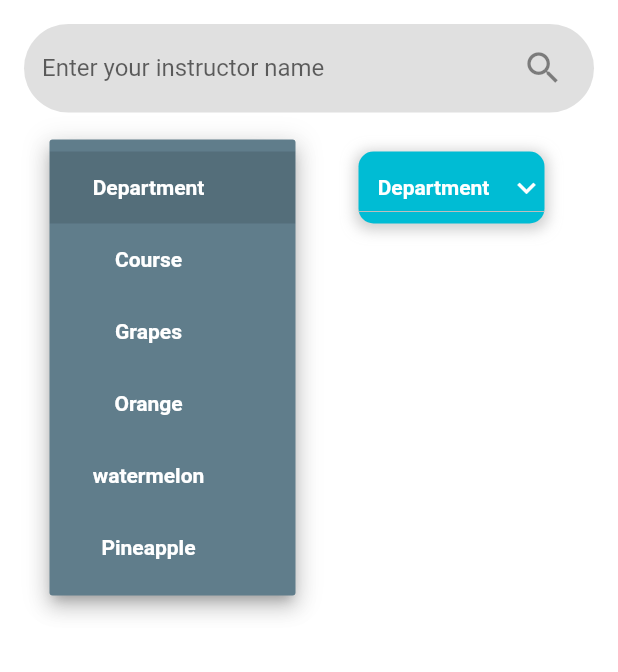
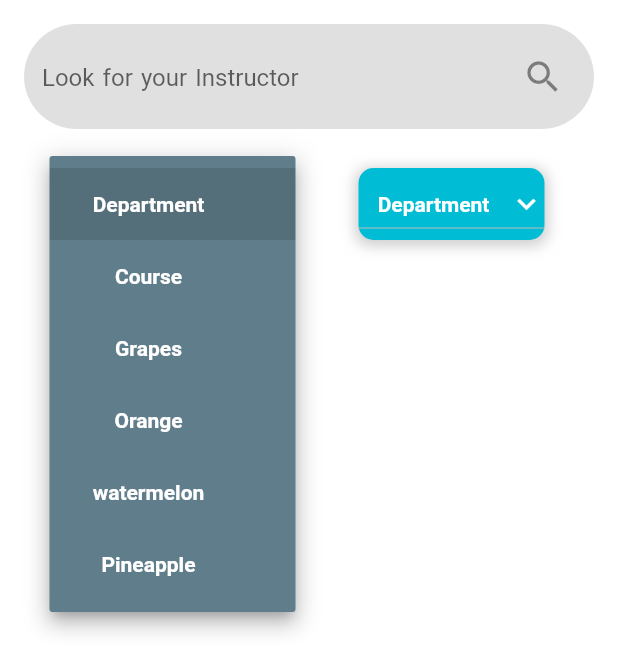
Before and after one commit to petroly-initiative/petroly-flutter, a Flutter app: the Evalation screen opened by its route, after a tap on "Department", on a phone screen of 412 x 824 dp. Shown: the top 672 px of the screen. Run offline on Flutter 3.47's test engine with Material 2 defaults, Android fonts, the light colour scheme and no system bars; our stand-ins replace flutter_rating_bar, font_awesome_flutter, percent_indicator, toggle_switch; network calls fail.

Commit message:
edit font + add dep name

```diff
--- a/lib/app/evaluation/evaluation.dart
+++ b/lib/app/evaluation/evaluation.dart
@@ -35,7 +35,7 @@ class _EvalationState extends State<Evalation> {
     'Grapes',
     'Orange',
     'watermelon',
-    'Pineapple'
+    'Pineapple',
   ];
 
   @override
@@ -50,8 +50,11 @@ class _EvalationState extends State<Evalation> {
             decoration: InputDecoration(
               fillColor: Colors.black12,
               filled: true,
-              labelText: 'Enter your instructor name ',
-              hintText: 'Mohammad Ahmad',
+
+              // labelText: 'Enter your instructor name ',
+              hintText: 'Look for your Instructor ',
+              // hintStyle: TextStyle(fontFamily: 'Droid'),
+              // hintText: 'Ex.Mohammad Ahmad',
               suffixIcon: Padding(
                 padding: const EdgeInsets.symmetric(horizontal: 20),
                 child: Icon(
--- a/lib/main.dart
+++ b/lib/main.dart
@@ -33,6 +33,7 @@ class MyApp extends StatelessWidget {
       //  initialRoute: '/SignIn',
       theme: ThemeData(
         primarySwatch: Colors.green,
+        fontFamily: 'Droid',
       ),
       routes: {
         '/SignIn': (context) => SignInPage(),
--- a/lib/models/Instructor_model.dart
+++ b/lib/models/Instructor_model.dart
@@ -1,6 +1,9 @@
 class InstructorModel {
   final int id;
   final String name;
+  final String profilePic = '';
+  final String department;
 
-  InstructorModel({required this.id, required this.name});
+  InstructorModel(
+      {required this.id, required this.name, required this.department});
 }
--- a/lib/providers/Instructor_Provider.dart
+++ b/lib/providers/Instructor_Provider.dart
@@ -6,7 +6,9 @@ import 'dart:convert';
 import 'dart:async';
 
 class InstructorProviderx with ChangeNotifier, DiagnosticableTreeMixin {
-  List<InstructorModel> _instructors = [InstructorModel(id: 1, name: "Ali")];
+  List<InstructorModel> _instructors = [
+    InstructorModel(id: 1, name: "Ali", department: '')
+  ];
   List<InstructorModel> get instructors => _instructors;
   int count = 1;
   Future<void> fetchData() async {
--- a/lib/providers/Instructors_list.dart
+++ b/lib/providers/Instructors_list.dart
@@ -20,7 +20,7 @@ class InstructorList with ChangeNotifier, DiagnosticableTreeMixin {
 
   Future<void> fetchData() async {
     var urlString =
-        'https://www.petroly.co/endpoint/?query={instructors{data{id,name}}}';
+        'https://www.petroly.co/endpoint/?query={instructors{data{id,name,department}}}';
     var url = Uri.parse(urlString);
     try {
       var response = await http.post(url);
@@ -30,8 +30,10 @@ class InstructorList with ChangeNotifier, DiagnosticableTreeMixin {
       // print(data['data']['instructors']['data']);
       _instructors.clear();
       for (var inst in data['data']['instructors']['data']) {
-        _instructors.add(
-            InstructorModel(id: int.parse(inst['id']), name: inst['name']));
+        _instructors.add(InstructorModel(
+            id: int.parse(inst['id']),
+            name: inst['name'],
+            department: inst['department']));
       }
       // print(_instructors);
 
```
Also changed, not shown: lib/app/evaluation/instructor_card.dart (+6 -4 lines), lib/app/evaluation/instructor_page.dart (+24 -14 lines), pubspec.yaml (+7 -1 lines), fonts/ArbFONTS-Hacen Tunisia.ttf (added), fonts/ArbFONTS-Hacen-Tunisia.ttf (added), fonts/Droid.Arabic.Kufi_DownloadSoftware.iR_.ttf (added).
